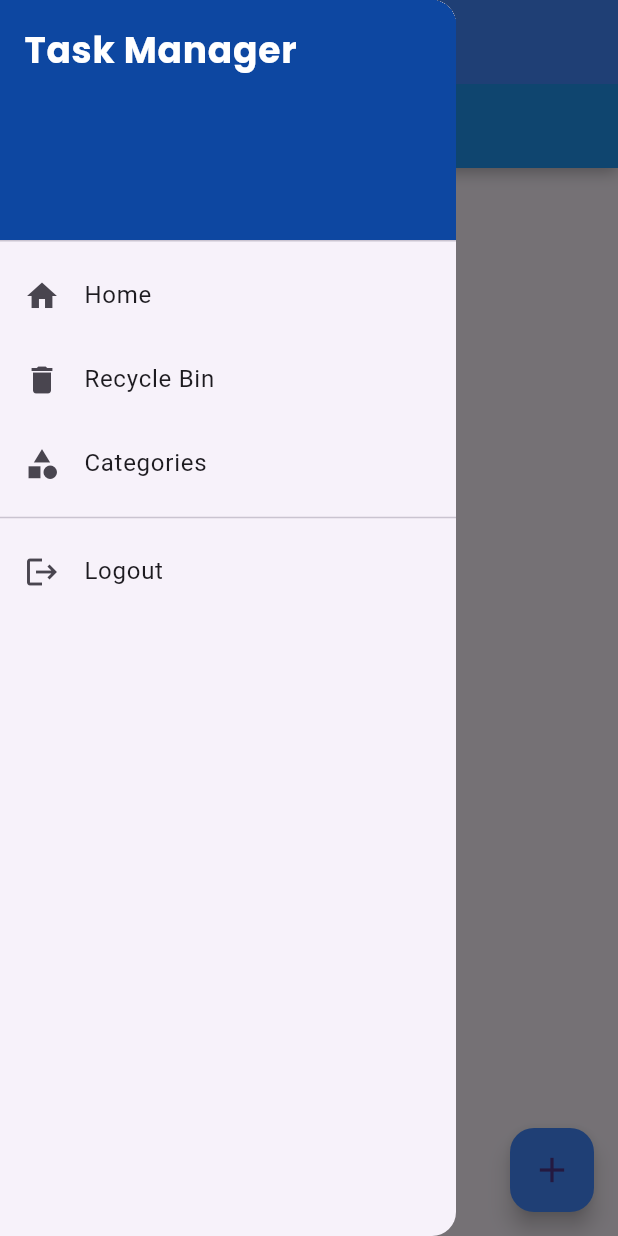
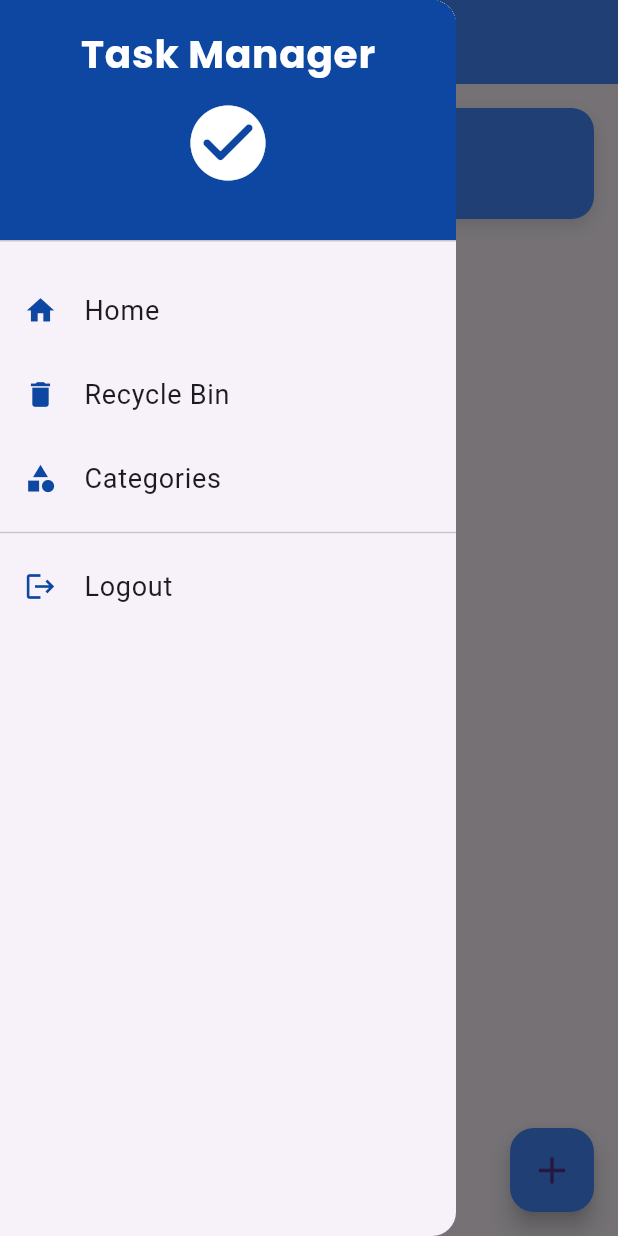
Before and after one commit to p1uma1/taskManager, a Flutter app: the HomeScreen screen opened by its route, with the side drawer open, on a phone screen of 412 x 824 dp. Run offline on Flutter 3.47's test engine with Material 3 defaults, Android fonts, the phone set to English and light mode, and no system bars; our stand-ins replace cloud_firestore, firebase_auth, firebase_core, flutter_local_notifications, google_fonts, google_sign_in; accounts and stored records are empty; network calls fail.

Commit message:
final before merge

```diff
--- a/lib/components/home_screen/home_content_screen.dart
+++ b/lib/components/home_screen/home_content_screen.dart
@@ -52,41 +52,43 @@ class _HomeContentScreenState extends State<HomeContentScreen> {
     }
 
     return Scaffold(
-      appBar: AppBar(
-        title: Row(
-          mainAxisAlignment: MainAxisAlignment.start,
-          children: [
-            Icon(Icons.home, color: Colors.blue.shade900),
-            SizedBox(width: 10),
-            Text(
-              'Home',
-              style: GoogleFonts.poppins(
-                color: Colors.white,
-                fontSize: 22,
-                letterSpacing: 1,
-              ),
-            ),
-          ],
-        ),
-        flexibleSpace: Container(
-          decoration: BoxDecoration(
-            color: Colors.blue,
-            boxShadow: [
-              BoxShadow(
-                color: Colors.black.withOpacity(0.3),
-                blurRadius: 8,
-                offset: Offset(0, 3),
-              ),
-            ],
-          ),
-        ),
-      ),
       body: Padding(
         padding: EdgeInsets.all(16),
         child: SingleChildScrollView(
           child: Column(
             crossAxisAlignment: CrossAxisAlignment.start,
             children: [
+              // Custom Header with improved styling
+              Container(
+                decoration: BoxDecoration(
+                  color: Colors.blueAccent,
+                  borderRadius: BorderRadius.circular(15),
+                  boxShadow: [
+                    BoxShadow(
+                      color: Colors.black12,
+                      blurRadius: 8,
+                      offset: Offset(0, 4),
+                    ),
+                  ],
+                ),
+                padding: EdgeInsets.symmetric(vertical: 20, horizontal: 16),
+                child: Row(
+                  children: [
+                    Text(
+                      'Tasks Overview',
+                      style: TextStyle(
+                        fontSize: 24,
+                        fontWeight: FontWeight.bold,
+                        color: Colors.white,
+                        fontFamily: 'Poppins',
+                      ),
+                    ),
+                  ],
+                ),
+              ),
+              SizedBox(height: 20), // Spacing between header and content
+
+              // StreamBuilder for tasks
               StreamBuilder<List<Task>>(
                 stream: widget.taskService.getTaskStreamForUser(userId),
                 builder: (context, taskSnapshot) {
@@ -201,11 +203,13 @@ class _HomeContentScreenState extends State<HomeContentScreen> {
             ),
           );
         },
-        child: Icon(Icons.add, size: 28),
+        child: Icon(Icons.add, size: 30),
         backgroundColor: Colors.blueAccent,
         tooltip: "Add New Task",
       ),
     );
+
+
   }
 
   Widget _buildTaskSection(
--- a/lib/components/side_nav_bar.dart
+++ b/lib/components/side_nav_bar.dart
@@ -13,49 +13,76 @@ class SideNavBar extends StatelessWidget {
       child: ListView(
         padding: EdgeInsets.zero,
         children: [
+          // Drawer Header
           DrawerHeader(
             decoration: BoxDecoration(
-              color: Colors.blue.shade900,
+              color: Colors.blue.shade900, // Dark blue background for the header
             ),
-            child: Text(
+            child: Column(
+              crossAxisAlignment: CrossAxisAlignment.center, // Center the content
+              children: [
+                // Title text in the drawer header
+                Text(
                   "Task Manager",
                   style: TextStyle(
                     color: Colors.white,
-                fontSize: 24,
+                    fontSize: 26, // Slightly larger for better emphasis
                     fontWeight: FontWeight.bold,
                     fontFamily: 'Poppins',
                   ),
                 ),
+                SizedBox(height: 10), // Space between title and icon
+                // Centered Icon below the title
+                Center(
+                  child: Icon(
+                    Icons.check_circle_rounded,
+                    size: 60, // Smaller icon size
+                    color: Colors.white,
                   ),
+                ),
+              ],
+            ),
+          ),
+
+          // Add a line break between header and menu options
+          SizedBox(height: 10), // Adds space after the drawer header
+
+          // Home ListTile
           ListTile(
-            leading: Icon(Icons.home),
-            title: Text("Home"),
+            leading: Icon(Icons.home, color: Colors.blue.shade900, size: 22), // Smaller icon
+            title: Text("Home", style: TextStyle(fontSize: 18)),
             onTap: () {
               onItemSelected('home');
               Navigator.pop(context); // Close the drawer
             },
           ),
+
+          // Recycle Bin ListTile
           ListTile(
-            leading: Icon(Icons.delete),
-            title: Text("Recycle Bin"),
+            leading: Icon(Icons.delete, color: Colors.blue.shade900, size: 22), // Smaller icon
+            title: Text("Recycle Bin", style: TextStyle(fontSize: 18)),
             onTap: () {
               onItemSelected('recycle_bin');
               Navigator.pop(context); // Close the drawer
             },
           ),
+
+          // Categories ListTile
           ListTile(
-            leading: Icon(Icons.category),
-            title: Text("Categories"),
+            leading: Icon(Icons.category, color: Colors.blue.shade900, size: 22), // Smaller icon
+            title: Text("Categories", style: TextStyle(fontSize: 18)),
             onTap: () {
-              onItemSelected('categories'); // When "Categories" is tapped
-              Navigator.pop(context);
+              onItemSelected('categories');
+              Navigator.pop(context); // Close the drawer
             },
           ),
-          Divider(), // Optional: Add a divider above the logout button
 
+          Divider(), // Divider for visual separation
+
+          // Logout ListTile
           ListTile(
-            leading: Icon(Icons.logout),
-            title: Text("Logout"),
+            leading: Icon(Icons.logout, color: Colors.blue.shade900, size: 22), // Smaller icon
+            title: Text("Logout", style: TextStyle(fontSize: 18)),
             onTap: () {
               AuthService().logout(); // Trigger the logout action
               Navigator.pop(context); // Close the drawer
@@ -65,5 +92,8 @@ class SideNavBar extends StatelessWidget {
         ],
       ),
     );
+
+
+
   }
 }
--- a/lib/screens/category/category_list_screen.dart
+++ b/lib/screens/category/category_list_screen.dart
@@ -32,7 +32,6 @@ class _CategoryListScreenState extends State<CategoryListScreen> {
   Widget build(BuildContext context) {
     return Scaffold(
       appBar: AppBar(
-        title: Text('Category List'),
       ),
       body: StreamBuilder<List<Category>>(
         stream: _categoriesFuture,
--- a/lib/screens/recyclebin_screen.dart
+++ b/lib/screens/recyclebin_screen.dart
@@ -66,12 +66,6 @@ class _RecycleBinScreenState extends State<RecycleBinScreen> {
   Widget build(BuildContext context) {
     return Scaffold(
       appBar: AppBar(
-        title: Text(
-          "Recycle Bin",
-          style: TextStyle(fontWeight: FontWeight.bold, fontSize: 22),
-        ),
-        centerTitle: true,
-        backgroundColor: Colors.redAccent,
       ),
       body: FutureBuilder<List<RecycleBin>>(
         future: _taskService.fetchRecycleBinItems(),
```
Also changed, not shown: lib/screens/home_screen.dart (+13 -15 lines). Lines whose indentation alone changed are shown as unchanged.
